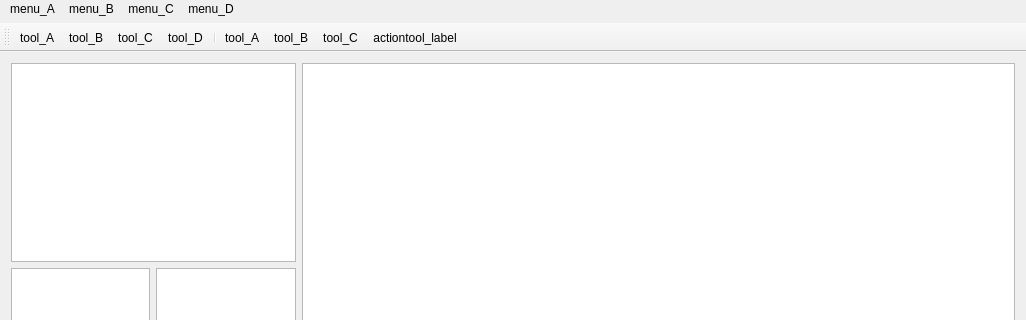
First picture: the form in PyQt5Project/PivotTable/ui_PivotWindow.ui, repository FlysongMH/MyQtProject, before the edit; both pictures show x 0 to 1026 and y 0 to 320 of the 1026 by 600 pixel window.
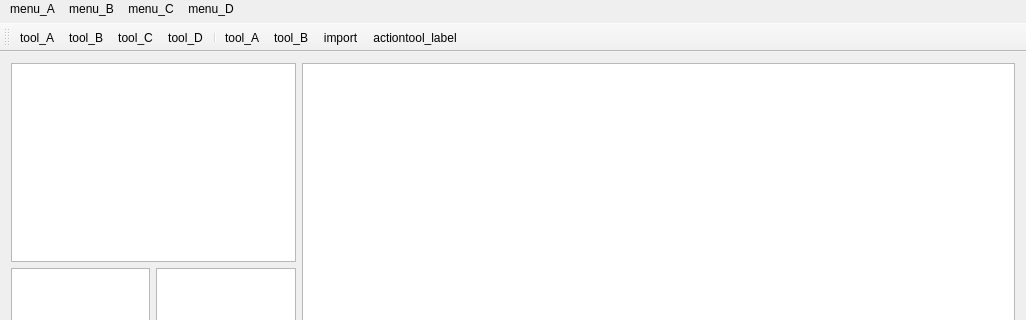
Second picture: the form after the edit. Icons and pictures are not drawn.

Commit message: 新增打开文件对话框

Diff of the .ui file:
```diff
--- a/PyQt5Project/PivotTable/ui_PivotWindow.ui
+++ b/PyQt5Project/PivotTable/ui_PivotWindow.ui
@@ -159,7 +159,7 @@
    <addaction name="separator"/>
    <addaction name="actiontool_A_2"/>
    <addaction name="actiontool_B_2"/>
-   <addaction name="actiontool_C_2"/>
+   <addaction name="actiontool_import"/>
    <addaction name="actiontool_label"/>
   </widget>
   <widget class="QStatusBar" name="statusBar"/>
@@ -211,12 +211,12 @@
     <string>tool_B</string>
    </property>
   </action>
-  <action name="actiontool_C_2">
+  <action name="actiontool_import">
    <property name="text">
-    <string>tool_C</string>
+    <string>import</string>
    </property>
    <property name="toolTip">
-    <string>tool_C</string>
+    <string>import</string>
    </property>
   </action>
   <action name="actiontool_label">
```
The commit also changes 3 other files.
